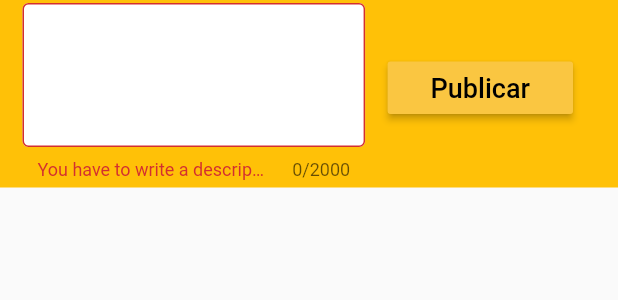
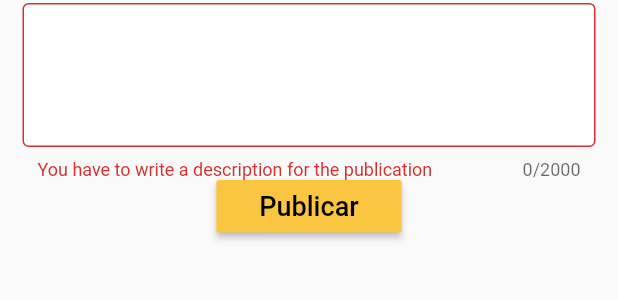
Before and after one commit to bookspace-app/bookspace, a Flutter app: the CreateComment widget shown alone on an empty page, opened directly with empty values, after a tap on "Publicar", on a phone screen of 412 x 824 dp. Shown: the top 300 px of the screen. Run offline on Flutter 3.47's test engine with Material 2 defaults, Android fonts, the light colour scheme and no system bars; our stand-ins replace image_picker; missing offline and left inert: dart:ffi, textfield_tags; accounts and stored records are empty; network calls fail.

Commit message:
Move around

```diff
--- a/lib/ui/publication/widgets/create_comment.dart
+++ b/lib/ui/publication/widgets/create_comment.dart
@@ -73,10 +73,11 @@ class _CreateCommentState extends State<CreateComment> {
   @override
   Widget build(BuildContext context) {
     return Container(
-      color: Colors.amber,
       padding: EdgeInsets.fromLTRB(15, 2, 15, 5),
-      child: Row(
+      child: Column(
         children: <Widget>[
+          Row(
+            children: [
               Expanded(
                 child: TextFormField(
                   controller: contentController,
@@ -98,6 +99,8 @@ class _CreateCommentState extends State<CreateComment> {
                     errorText: errorsContent ? errorContent() : null,
                   )
                 )
+              ),
+            ],
           ),
           Container(
             padding: EdgeInsets.fromLTRB(15, 0, 15, 5),
```
Lines whose indentation alone changed are shown as unchanged.
